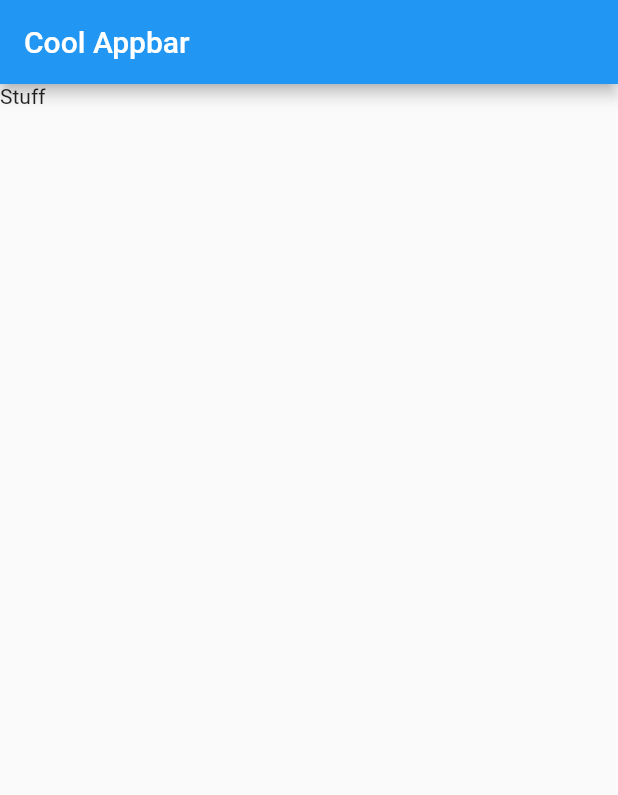
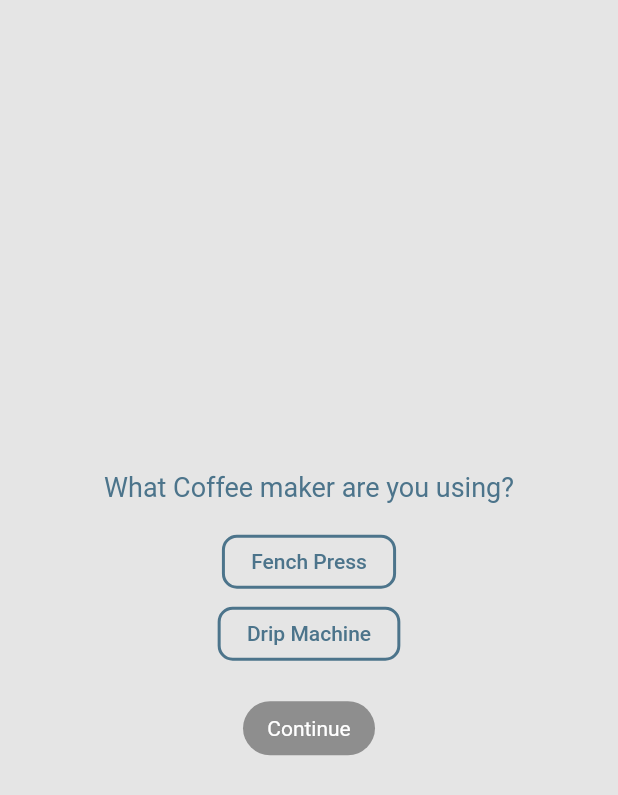
Before and after one commit to utrgv-software-engineering/homebrew-jose2925, a Flutter app: the screen it shows after launch, on a phone screen of 412 x 824 dp. Shown: the top 795 px of the screen. Run offline on Flutter 3.47's test engine with Material 2 defaults, Android fonts, the phone set to English and light mode, and no system bars; Roboto replaces fonts that are missing (Montserrat).

Commit message:
created app

```diff
--- a/lib/screens/choose_device_screen.dart
+++ b/lib/screens/choose_device_screen.dart
@@ -1,4 +1,6 @@
 import 'package:flutter/material.dart';
+import 'package:homebrew/utils/coffee_tools.dart';
+import 'enter_cups.dart';
 
 class ChooseDeviceScreen extends StatefulWidget {
   @override
@@ -7,13 +9,113 @@ class ChooseDeviceScreen extends StatefulWidget {
 
 class _ChooseDeviceScreenState extends State<ChooseDeviceScreen> {
   @override
+  bool agreed = false;
+  bool value;
+
+  void toggle(bool value) {
+    setState(() {
+      agreed = !agreed;
+    });
+  }
+
+  void checked() {
+    setState(() {});
+  }
+
+  void dm() {
+    value = false;
+  }
+
+  void fp() {
+    value = true;
+  }
+
   Widget build(BuildContext context) {
+    CoffeeTools coffe;
+    String x;
     return Scaffold(
-        appBar: AppBar(
-          title: Text("Cool Appbar"),
-        ),
-        body: Column(
-          children: [Text("Stuff")],
-        ));
+        backgroundColor: Color(0xFFE5E5E5),
+        body: Center(
+            child: Column(
+                mainAxisAlignment: MainAxisAlignment.center,
+                children: <Widget>[
+              Padding(
+                  padding: EdgeInsets.only(bottom: 15),
+                  child: Text("What Coffee maker are you using?",
+                      key: Key('choose-screen'),
+                      style: TextStyle(
+                          fontFamily: 'Montserrat',
+                          fontSize: 18,
+                          fontWeight: FontWeight.normal,
+                          color: Color(0xff4C748B)))),
+              OutlineButton(
+                shape: RoundedRectangleBorder(
+                    borderRadius: BorderRadius.circular(10)),
+                borderSide: BorderSide(width: 2, color: Color(0xff4C748B)),
+                onPressed: () {
+                  value = true;
+                  toggle(agreed);
+                  fp();
+                },
+                child: Text(' Fench Press ',
+                    style: TextStyle(
+                        fontWeight: FontWeight.w500,
+                        fontFamily: 'Montserrat',
+                        fontSize: 14,
+                        color: Color(0xff4C748B))),
+                key: Key('french-press'),
+              ),
+              Padding(
+                padding: EdgeInsets.only(bottom: 15),
+                child: OutlineButton(
+                  shape: RoundedRectangleBorder(
+                      borderRadius: BorderRadius.circular(10)),
+                  highlightedBorderColor: Colors.red,
+                  borderSide: BorderSide(width: 2, color: Color(0xff4C748B)),
+                  onPressed: () {
+                    value = false;
+                    toggle(agreed);
+                    dm();
+                  },
+                  child: Text(
+                    ' Drip Machine ',
+                    style: TextStyle(
+                        fontWeight: FontWeight.w500,
+                        fontFamily: 'Montserrat',
+                        fontSize: 14,
+                        color: Color(0xff4C748B)),
+                  ),
+                  key: Key('drip-machine'),
+                ),
+              ),
+              Padding(
+                  padding: EdgeInsets.only(),
+                  child: RaisedButton(
+                    shape: new RoundedRectangleBorder(
+                      borderRadius: new BorderRadius.circular(30.0),
+                    ),
+                    color: Color(0xff4C748B),
+                    child: Text("Continue",
+                        style: TextStyle(
+                            fontWeight: FontWeight.normal,
+                            fontFamily: 'Montserrat',
+                            fontSize: 14,
+                            color: Color(0xffffffff)),
+                        key: Key('continue1')),
+                    onPressed: agreed
+                        ? () {
+                            if (value == true) {
+                              x = "FP";
+                            } else {
+                              x = "DM";
+                            }
+                            Navigator.push(
+                                context,
+                                MaterialPageRoute(
+                                    builder: (context) => EnterCups(tc: x)));
+                          }
+                        : null,
+                  )),
+            ])));
   }
 }
--- a/lib/utils/coffee_tools.dart
+++ b/lib/utils/coffee_tools.dart
@@ -1,4 +1,26 @@
 class CoffeeTools {
+  double gramsOfWater = 0;
+  String whatCoffe;
+  double amountCoffee;
+
+  void whatType(String coffee) {
+    if (coffee == "FP") {
+      whatCoffe = "course ground coffee";
+    } else {
+      whatCoffe = "medium ground coffee";
+    }
+  }
+
+  void WaterConverter(String num) {
+    double convert_value = double.parse(num);
+    gramsOfWater = 177.42 * convert_value;
+    if (whatCoffe == "course ground coffee") {
+      amountCoffee = gramsOfWater / 14;
+    } else {
+      amountCoffee = gramsOfWater / 17;
+    }
+  }
+
   // Input: number of cups (positive integer)
   // Output: number of ounces in a cup
   static int cupsToOunces(int cups) {
--- a/pubspec.yaml
+++ b/pubspec.yaml
@@ -28,6 +28,7 @@ dependencies:
   # The following adds the Cupertino Icons font to your application.
   # Use with the CupertinoIcons class for iOS style icons.
   cupertino_icons: ^0.1.3
+  http: ^0.13.4
 
 dev_dependencies:
   flutter_test:
--- a/test_driver/app.dart
+++ b/test_driver/app.dart
@@ -1,3 +1,4 @@
+import 'package:flutter/foundation.dart';
 import 'package:flutter_driver/driver_extension.dart';
 import 'package:homebrew/main.dart' as app;
 
```
Also changed, not shown: lib/screens/enter_cups.dart (added, +112 -0 lines), lib/screens/results.dart (added, +107 -0 lines), lib/screens/splash_screen.dart (+17 -1 lines), test_driver/app_test.dart (+194 -21 lines), pubspec.lock, 2 other files.
